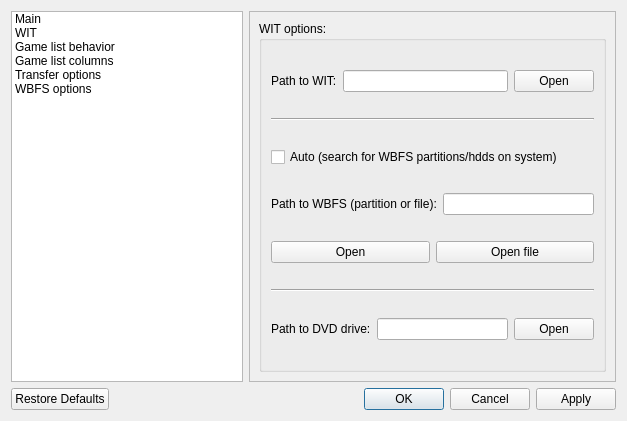
evertonstz/wiibafu, file resources/ui/settings.ui: the form before one commit.
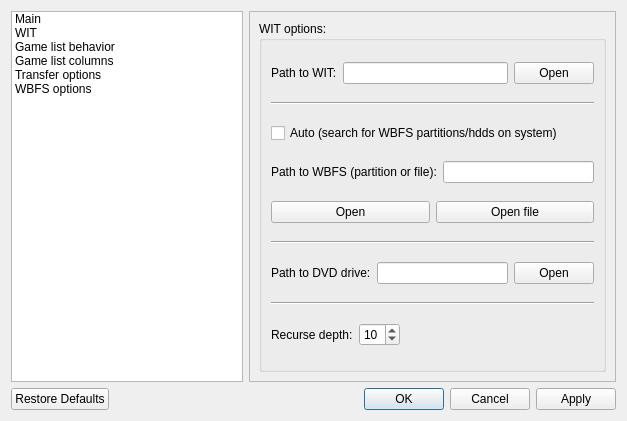
The form after the commit. The open tabs and pages were chosen to show the change. Icons and pictures are not drawn.

Commit message: Recurse depth for Files/Load

What changed in the file:
```diff
--- a/resources/ui/settings.ui
+++ b/resources/ui/settings.ui
@@ -568,6 +568,47 @@
             </item>
            </layout>
           </item>
+          <item>
+           <widget class="Line" name="line_7">
+            <property name="orientation">
+             <enum>Qt::Horizontal</enum>
+            </property>
+           </widget>
+          </item>
+          <item>
+           <layout class="QHBoxLayout" name="horizontalLayout_9">
+            <item>
+             <widget class="QLabel" name="label_11">
+              <property name="text">
+               <string>Recurse depth:</string>
+              </property>
+             </widget>
+            </item>
+            <item>
+             <widget class="QSpinBox" name="wit_spinBox_RecurseDepth">
+              <property name="toolTip">
+               <string>Set the maximum recurse depth for Files/Load. The default search depth is 10.</string>
+              </property>
+              <property name="value">
+               <number>10</number>
+              </property>
+             </widget>
+            </item>
+            <item>
+             <spacer name="horizontalSpacer_2">
+              <property name="orientation">
+               <enum>Qt::Horizontal</enum>
+              </property>
+              <property name="sizeHint" stdset="0">
+               <size>
+                <width>40</width>
+                <height>20</height>
+               </size>
+              </property>
+             </spacer>
+            </item>
+           </layout>
+          </item>
          </layout>
         </widget>
        </item>
```
Left out of the diff: 2 changed lines with no effect on the pictures. The commit also changes 4 other files.
